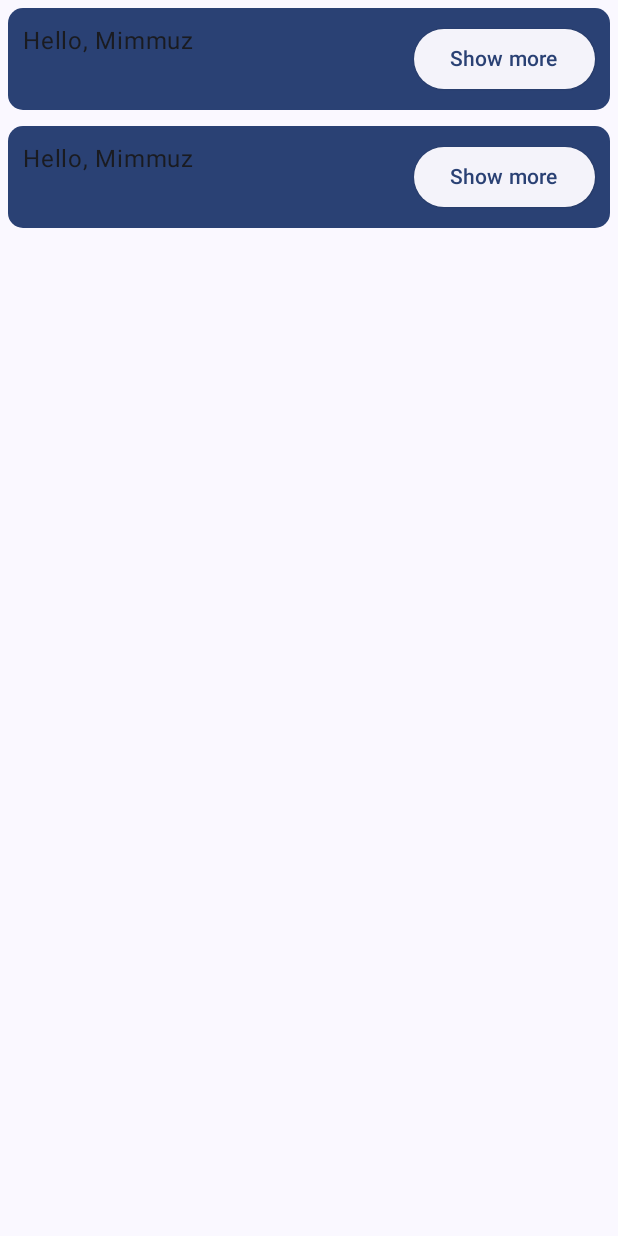
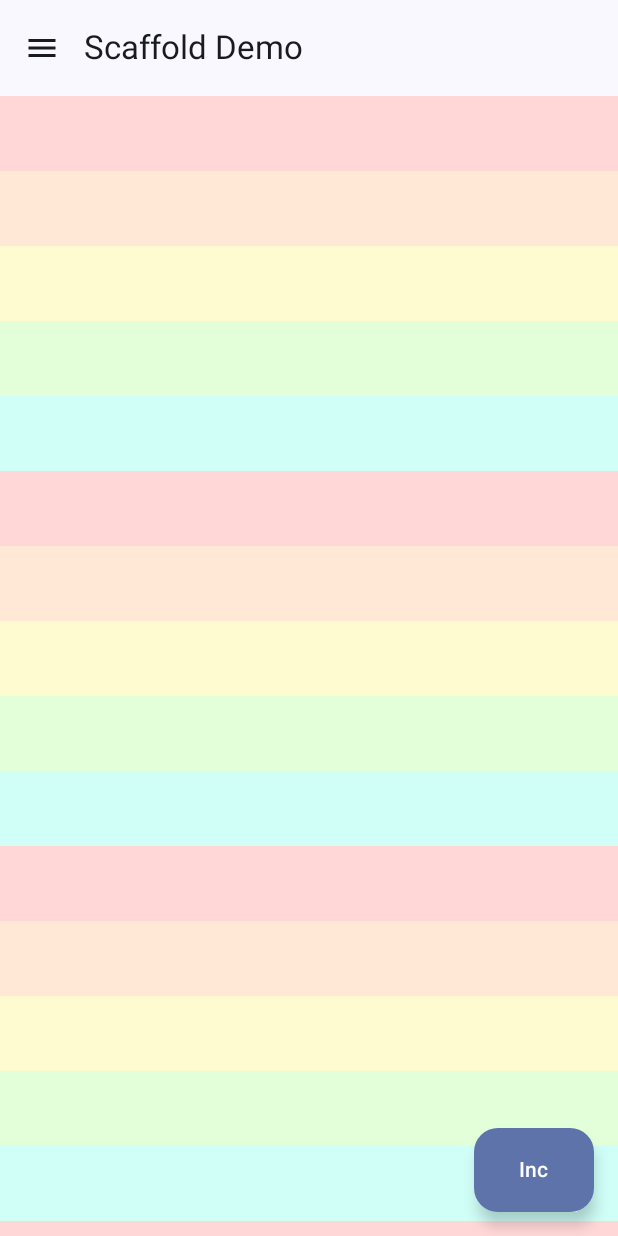
Before and after one commit to braindome/compose-demos, an Android app built with Jetpack Compose: the screen it shows after launch (MainActivity), on a phone screen of 412 x 824 dp. Run offline under Robolectric (Android 15) with nearby library versions, the phone set to English and light mode, and no system bars.

Commit message:
Scaffolds and stuff

```diff
--- a/app/src/main/java/com/example/composedemos/MainActivity.kt
+++ b/app/src/main/java/com/example/composedemos/MainActivity.kt
@@ -8,8 +8,10 @@ import androidx.compose.foundation.layout.fillMaxSize
 import androidx.compose.material3.MaterialTheme
 import androidx.compose.material3.Surface
 import androidx.compose.ui.Modifier
+import com.example.composedemos.sandbox.CardDemo
 import com.example.composedemos.sandbox.Greeting
 import com.example.composedemos.sandbox.Greetings
+import com.example.composedemos.sandbox.ScaffoldDemo
 import com.example.composedemos.ui.theme.ComposeDemosTheme
 
 
@@ -34,10 +36,21 @@ class MainActivity : ComponentActivity() {
                     // Sandbox
                     //Greetings(names = nameList )
                     // Greeting(name = "Mimmuz", modifier = Modifier)
+                    /*
                     Column {
+
                         Greeting(name = "Mimmuz", modifier = Modifier)
                         Greeting(name = "Mimmuz", modifier = Modifier)
                     }
+
+                    */
+
+                    // Card
+                    // CardDemo()
+
+                    // Layouts
+                    // 1. Scaffold
+                    ScaffoldDemo()
                 }
             }
         }
--- a/app/src/main/java/com/example/composedemos/sandbox/Greeting.kt
+++ b/app/src/main/java/com/example/composedemos/sandbox/Greeting.kt
@@ -1,35 +1,45 @@
 package com.example.composedemos.sandbox
 
-import android.view.RoundedCorner
-import android.widget.Space
 import androidx.compose.foundation.BorderStroke
 import androidx.compose.foundation.background
-import androidx.compose.foundation.border
 import androidx.compose.foundation.clickable
+import androidx.compose.foundation.layout.Box
 import androidx.compose.foundation.layout.Column
+import androidx.compose.foundation.layout.ExperimentalLayoutApi
 import androidx.compose.foundation.layout.Row
-import androidx.compose.foundation.layout.fillMaxHeight
+import androidx.compose.foundation.layout.consumeWindowInsets
 import androidx.compose.foundation.layout.fillMaxWidth
 import androidx.compose.foundation.layout.height
 import androidx.compose.foundation.layout.padding
+import androidx.compose.foundation.layout.size
 import androidx.compose.foundation.lazy.LazyColumn
 import androidx.compose.foundation.lazy.items
 import androidx.compose.foundation.shape.RoundedCornerShape
+import androidx.compose.material.icons.Icons
+import androidx.compose.material.icons.filled.Menu
+import androidx.compose.material3.Card
+import androidx.compose.material3.CardDefaults
 import androidx.compose.material3.Divider
 import androidx.compose.material3.ElevatedButton
+import androidx.compose.material3.ElevatedCard
+import androidx.compose.material3.ExperimentalMaterial3Api
+import androidx.compose.material3.ExtendedFloatingActionButton
+import androidx.compose.material3.FabPosition
+import androidx.compose.material3.Icon
+import androidx.compose.material3.IconButton
 import androidx.compose.material3.MaterialTheme
-import androidx.compose.material3.Shapes
+import androidx.compose.material3.OutlinedCard
+import androidx.compose.material3.Scaffold
 import androidx.compose.material3.Text
+import androidx.compose.material3.TopAppBar
 import androidx.compose.runtime.Composable
 import androidx.compose.runtime.getValue
 import androidx.compose.runtime.mutableStateOf
 import androidx.compose.runtime.remember
 import androidx.compose.runtime.setValue
 import androidx.compose.ui.Modifier
-import androidx.compose.ui.draw.clip
-import androidx.compose.ui.graphics.Brush
 import androidx.compose.ui.graphics.Color
-import androidx.compose.ui.graphics.Shape
+import androidx.compose.ui.text.style.TextAlign
 import androidx.compose.ui.tooling.preview.Preview
 import androidx.compose.ui.unit.dp
 
@@ -69,6 +79,109 @@ fun Greeting(name: String, modifier: Modifier) {
     }
 }
 
+@Composable
+fun CardDemo() {
+    Column {
+        Card(
+            colors = CardDefaults.cardColors(
+                containerColor = MaterialTheme.colorScheme.surfaceVariant
+            ),
+            modifier = Modifier
+                .size(width = 240.dp, height = 200.dp)
+                .padding(16.dp)
+        ) {
+            Text(
+                text = "Heewwwoooo",
+                modifier = Modifier
+                    .padding(16.dp),
+                textAlign = TextAlign.Center)
+        }
+        ElevatedCard(
+            elevation = CardDefaults.cardElevation(
+                defaultElevation = 6.dp
+            ),
+            modifier = Modifier
+                .size(width = 240.dp, height = 200.dp)
+                .padding(16.dp)
+        ) {
+            Text(
+                text = "Elevated",
+                modifier = Modifier.padding(16.dp),
+                textAlign = TextAlign.Center
+            )
+        }
+        OutlinedCard(
+            colors = CardDefaults.cardColors(
+                containerColor = MaterialTheme.colorScheme.surface
+            ),
+            border = BorderStroke(1.dp, Color.Black),
+            modifier = Modifier
+                .size(width = 240.dp, height = 100.dp)
+                .padding(16.dp)
+        ) {
+            Text(
+                text = "Outlined",
+                modifier = Modifier.padding(16.dp),
+                textAlign = TextAlign.Center
+            )
+
+        }
+    }
+}
+
+@OptIn(ExperimentalMaterial3Api::class, ExperimentalLayoutApi::class)
+@Composable
+fun ScaffoldDemo() {
+
+
+    val colors = listOf(
+        Color(0xFFffd7d7.toInt()),
+        Color(0xFFffe9d6.toInt()),
+        Color(0xFFfffbd0.toInt()),
+        Color(0xFFe3ffd9.toInt()),
+        Color(0xFFd0fff8.toInt())
+    )
+
+    Scaffold(
+        topBar = {
+            TopAppBar(
+                title = { Text(text = "Scaffold Demo") },
+                navigationIcon = {
+                    IconButton(
+                        onClick = { /* "Open nav drawer" */ }
+                    ) {
+                        Icon(Icons.Filled.Menu, contentDescription = "Description")
+                    }
+                }
+
+            )
+        },
+        floatingActionButtonPosition = FabPosition.End,
+        floatingActionButton = {
+            ExtendedFloatingActionButton(
+                onClick = { /*TODO*/ }
+            ) {
+                Text("Inc")
+            }
+        },
+        content = {innerPadding ->
+            LazyColumn(
+                modifier = Modifier.consumeWindowInsets(innerPadding),
+                contentPadding = innerPadding
+            ) {
+                items(count = 100) {
+                    Box(modifier = Modifier.fillMaxWidth().height(50.dp).background(colors[it % colors.size]))
+                }
+            }
+        }
+    )
+}
+
+@Preview
+@Composable
+fun CardDemoPreview() {
+    CardDemo()
+}
 @Preview(showBackground = true)
 @Composable
 fun GreetingPreview() {
```
